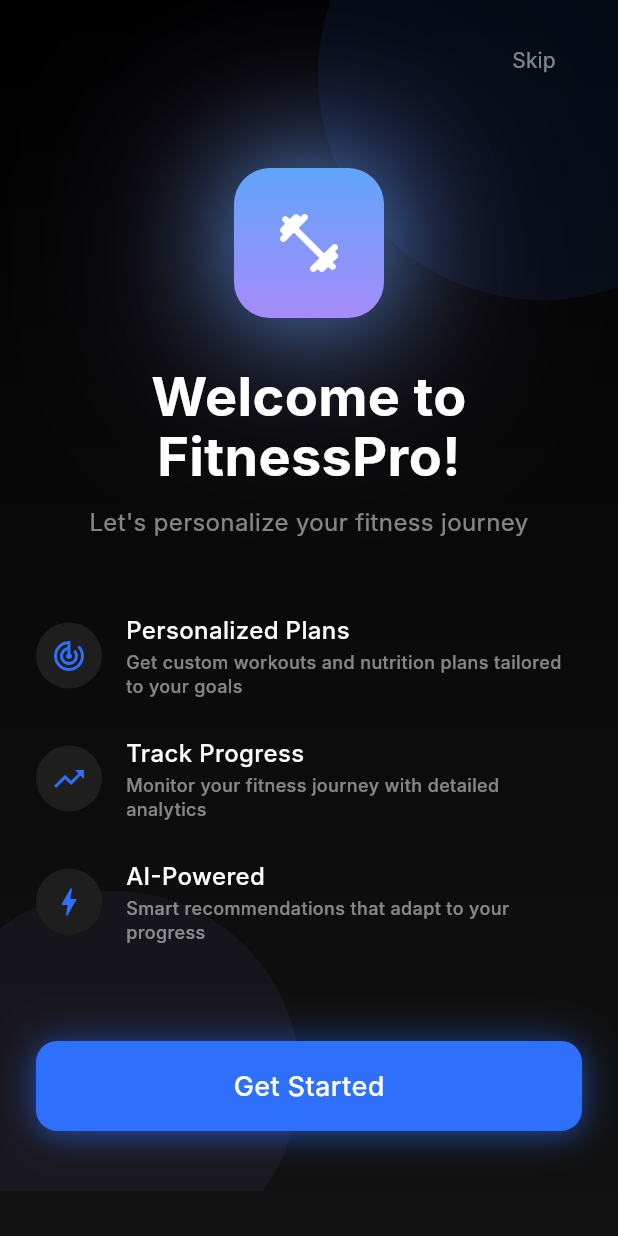
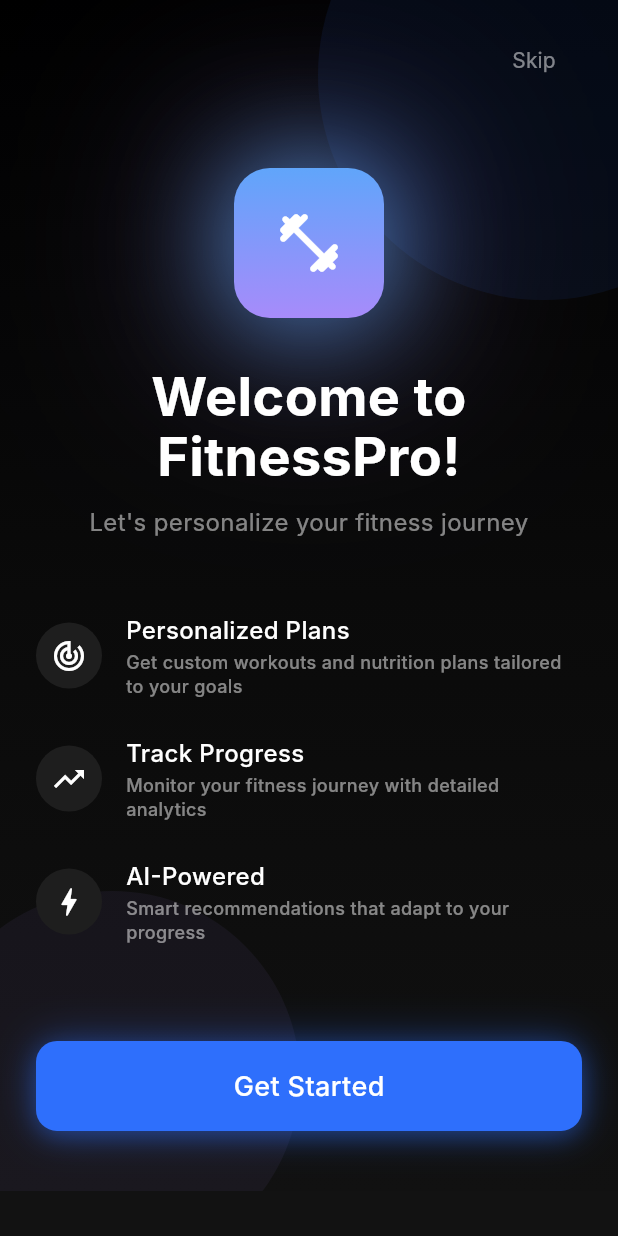
Before and after one commit to masumhasan/ramsai, a Flutter app: the screen it shows after launch, after a tap on "Sign In", on a phone screen of 412 x 824 dp. Run offline on Flutter 3.47's test engine with Material 3 defaults, Android fonts, the phone set to English and light mode, and no system bars; our stand-ins replace flutter_svg, speech_to_text; Roboto replaces fonts that are missing (Inter).

Commit message:
updated ui SQA changes

```diff
--- a/lib/screens/onboarding/welcome_screen.dart
+++ b/lib/screens/onboarding/welcome_screen.dart
@@ -88,7 +88,7 @@ class WelcomeScreen extends StatelessWidget {
             color: AppColors.surfaceRaised,
             shape: BoxShape.circle,
           ),
-          child: Icon(icon, color: AppColors.brandPrimary, size: 24),
+          child: Icon(icon, color: AppColors.textPrimary, size: 24),
         ),
         const SizedBox(width: 16),
         Expanded(
```
